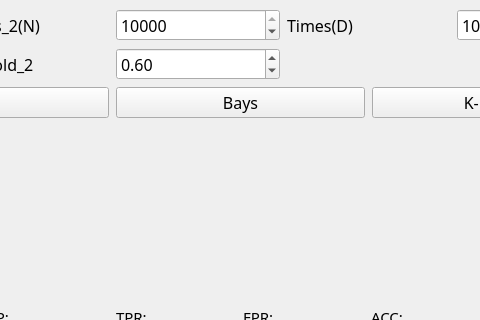
Above: hw.ui from ek2061/Gaussian-Distribution-pyqt5 before the change; both pictures show x 405 to 885 and y 0 to 320 of the 1035 by 541 pixel window. Below: the same form after it.
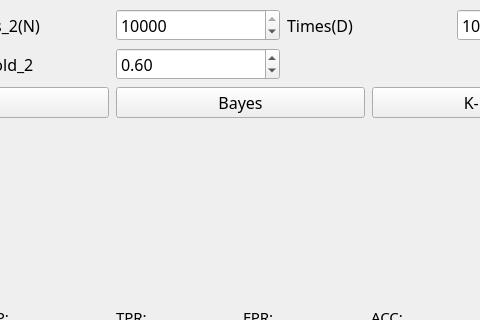
That is the form after the change.

Diff of the .ui file:
```diff
--- a/hw.ui
+++ b/hw.ui
@@ -217,7 +217,7 @@
              </font>
             </property>
             <property name="text">
-             <string>Bays</string>
+             <string>Bayes</string>
             </property>
            </widget>
           </item>
```
